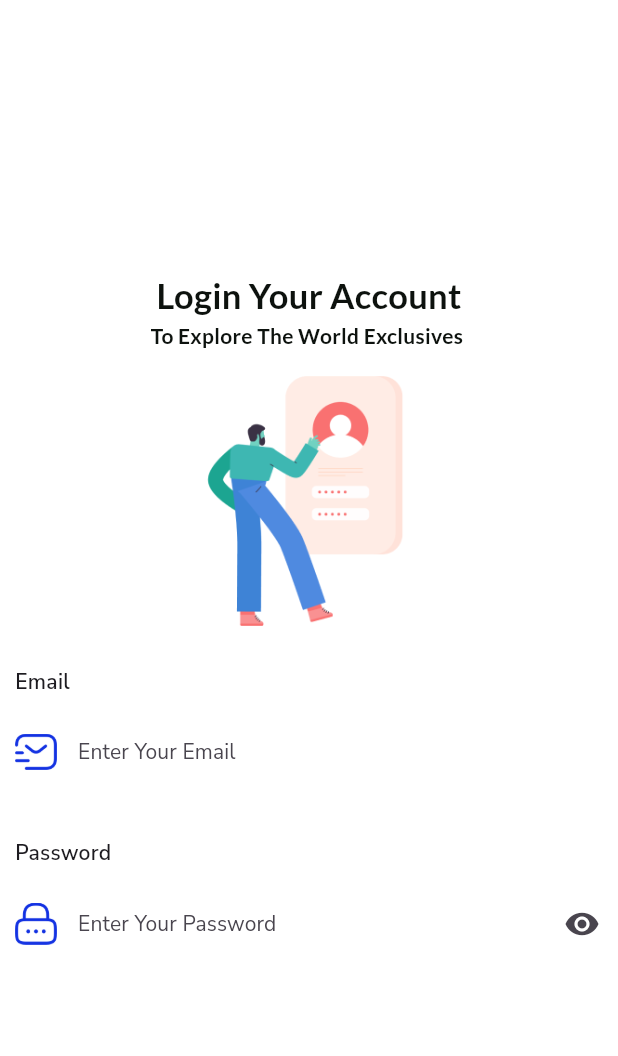
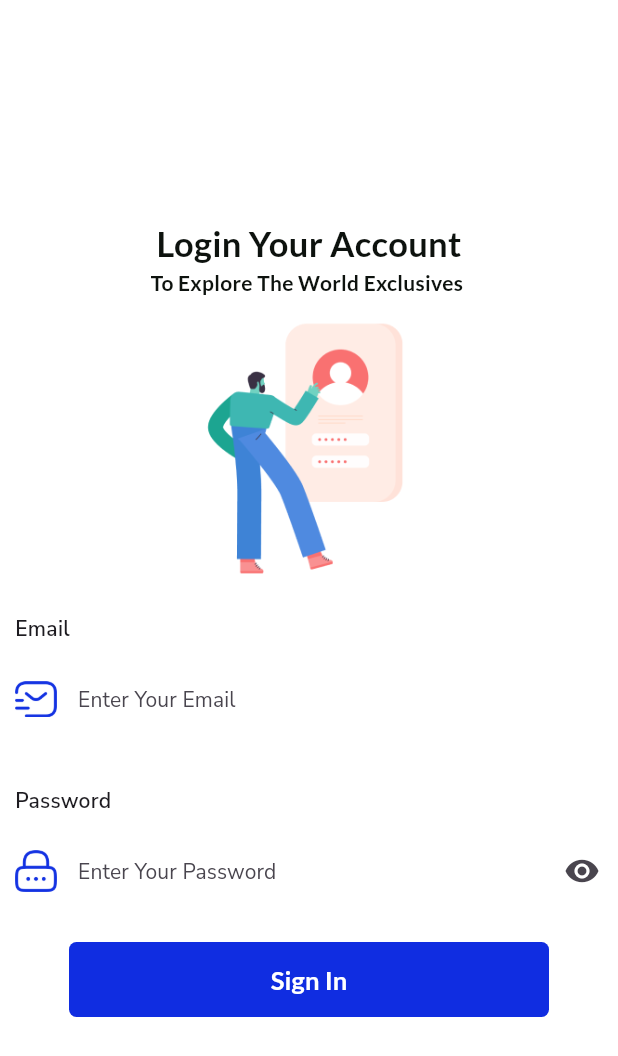
Before and after one commit to Lasterminator/Flutter-Multi-Store-App, a Flutter app: the screen it shows after launch, on a phone screen of 412 x 824 dp. Shown: the top 1056 px of the screen. Run offline on Flutter 3.47's test engine with Material 3 defaults, Android fonts, the phone set to English and light mode, and no system bars; our stand-ins replace google_fonts.

Commit message:
added sign in button

```diff
--- a/lib/views/screens/auth/login_screen.dart
+++ b/lib/views/screens/auth/login_screen.dart
@@ -71,7 +71,11 @@ class LoginScreen extends StatelessWidget {
                 ),
                 prefixIcon: Padding(
                   padding: const EdgeInsets.all(10.0),
-                  child: Image.asset('assets/icons/email.png', width: 20, height: 20,),
+                  child: Image.asset(
+                    'assets/icons/email.png',
+                    width: 20,
+                    height: 20,
+                  ),
                 ),
               ),
             ),
@@ -111,9 +115,37 @@ class LoginScreen extends StatelessWidget {
                 ),
                 prefixIcon: Padding(
                   padding: const EdgeInsets.all(10.0),
-                  child: Image.asset('assets/icons/password.png', width: 20, height: 20,),
+                  child: Image.asset(
+                    'assets/icons/password.png',
+                    width: 20,
+                    height: 20,
+                  ),
                 ),
                 suffixIcon: Icon(Icons.visibility),
+              ),
+            ),
+
+            SizedBox(height: 20),
+
+            // sign in button
+            Container(
+              width: 320,
+              height: 50,
+              decoration: BoxDecoration(
+                borderRadius: BorderRadius.circular(5),
+                color: Color(0xFF102DE1),
+              ),
+              child: Center(
+                child: Text(
+                  'Sign In',
+                  style: GoogleFonts.getFont(
+                    'Lato',
+                    fontSize: 17,
+                    letterSpacing: 0.1,
+                    fontWeight: FontWeight.w600,
+                    color: Colors.white,
+                  ),
+                ),
               ),
             ),
           ],
```
